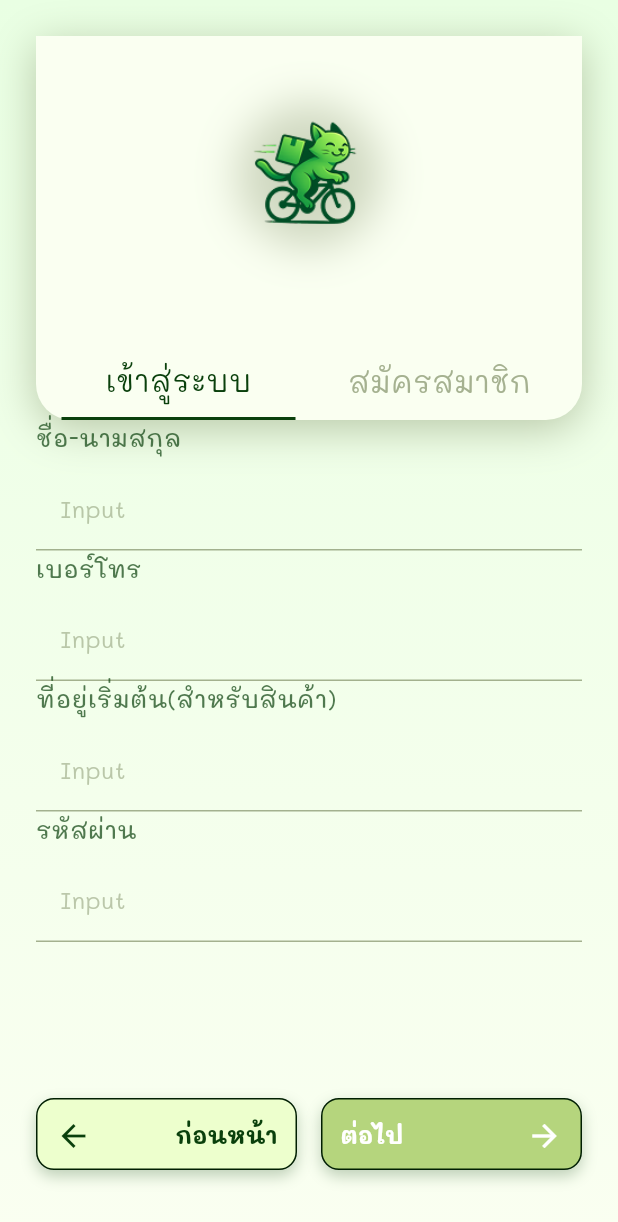
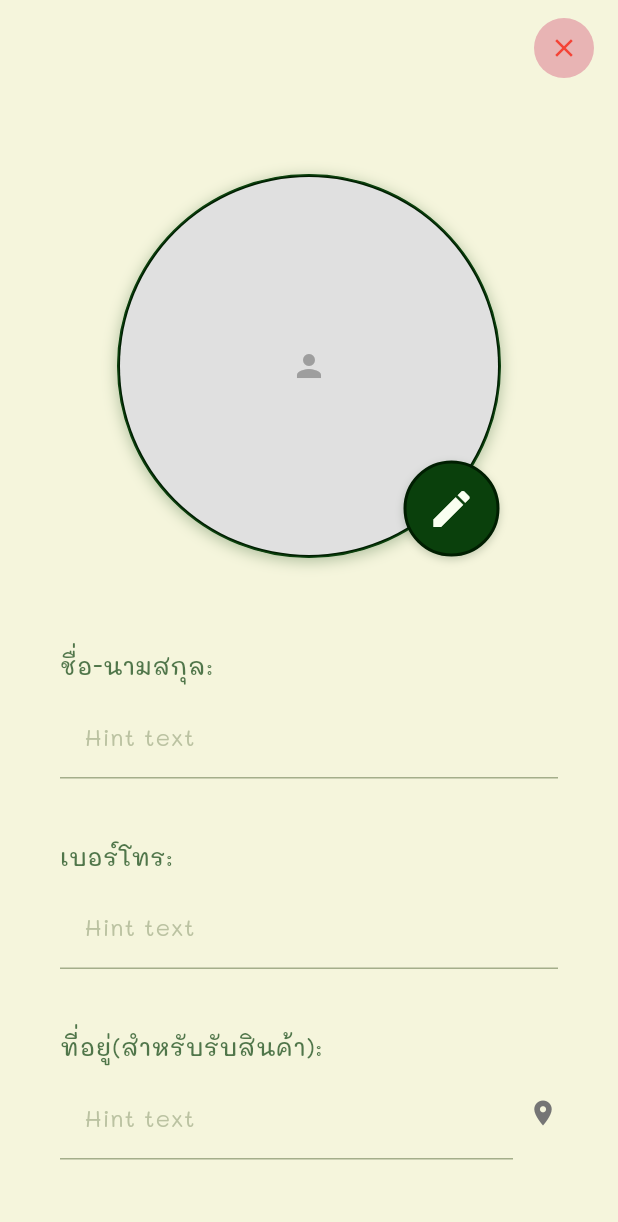
Before and after one commit to TheeraphatStudent/catdiff, a Flutter app: the screen it shows after launch, on a phone screen of 412 x 824 dp. Shown: the top 1222 px of the screen. Run offline on Flutter 3.47's test engine with Material 3 defaults, Android fonts, the phone set to English and light mode, and no system bars; our stand-ins replace cloud_firestore, easy_stepper, firebase_auth, firebase_core, firebase_storage, flutter_svg and 3 more; accounts and stored records are empty; project files that could hold a hidden picture were left out.

Commit message:
finish_ui_Profile1

```diff
--- a/app/lib/main.dart
+++ b/app/lib/main.dart
@@ -2,6 +2,7 @@ import 'package:app/config/share/app_data.dart';
 import 'package:app/pages/auth/login.page.dart';
 import 'package:app/pages/auth/register.page.dart';
 import 'package:app/pages/debug.dart';
+import 'package:app/pages/profile/profile.page.dart';
 import 'package:cloud_firestore/cloud_firestore.dart';
 import 'package:firebase_core/firebase_core.dart';
 import 'package:flutter/material.dart';
@@ -34,7 +35,7 @@ class MyApp extends StatelessWidget {
   Widget build(BuildContext context) {
     return GetMaterialApp(
       initialRoute: '/',
-      home: const RegisterPage(),
+      home: ProfilePage(),
       getPages: [
         GetPage(name: '/debug', page: () => const DebugPage()),
         GetPage(name: '/', page: () => const OnBoardingPage()),
--- /dev/null
+++ b/app/lib/pages/profile/profile.page.dart
@@ -0,0 +1,156 @@
+import 'package:app/widget/input.widget.dart';
+import 'package:app/widget/profile_img.widget.dart';
+import 'package:flutter/material.dart';
+import 'dart:io';
+
+class ProfilePage extends StatefulWidget {
+  @override
+  _ProfilePageState createState() => _ProfilePageState();
+}
+
+class _ProfilePageState extends State<ProfilePage> {
+  bool _isEditing = false;
+
+  void _toggleEditMode() {
+    setState(() {
+      _isEditing = !_isEditing;
+    });
+  }
+
+  @override
+  Widget build(BuildContext context) {
+    return Scaffold(
+      backgroundColor: Color(0xFFF5F5DC), // สีครีม
+      appBar: AppBar(
+        backgroundColor: Color(0xFFF5F5DC),
+        elevation: 0,
+        leading: Container(), // ซ่อน back button
+        actions: [
+          Container(
+            margin: EdgeInsets.only(right: 16, top: 8),
+            child: CircleAvatar(
+              backgroundColor: Color(0xFFE8B4B4),
+              radius: 20,
+              child: IconButton(
+                icon: Icon(Icons.close, color: Colors.red, size: 20),
+                onPressed: () {
+                  Navigator.of(context).pop();
+                },
+                padding: EdgeInsets.zero,
+              ),
+            ),
+          ),
+        ],
+      ),
+      body: SingleChildScrollView(
+        padding: EdgeInsets.symmetric(horizontal: 40, vertical: 20),
+        child: Column(
+          crossAxisAlignment: CrossAxisAlignment.center,
+          children: [
+            SizedBox(height: 40),
+
+            // Profile Avatar
+            ProfileWidgets.avatar(
+              isEdited: true,
+              size: ProfileSize.xl, // ใหญ่ขึ้น
+            ),
+
+            SizedBox(height: 60),
+
+            // Name Field
+            Column(
+              crossAxisAlignment: CrossAxisAlignment.start,
+              children: [
+                InputField(
+                  label: 'ชื่อ-นามสกุล:',
+                  type: InputType.line,
+                  hintText: 'Hint text',
+                  validate: false,
+                ),
+              ],
+            ),
+
+            SizedBox(height: 40),
+
+            // Email Field
+            Column(
+              crossAxisAlignment: CrossAxisAlignment.start,
+              children: [
+                InputField(
+                  label: 'เบอร์โทร:',
+                  type: InputType.line,
+                  hintText: 'Hint text',
+                  validate: false,
+                ),
+              ],
+            ),
+
+            SizedBox(height: 40),
+
+            // Bio Field with eye icon
+            Column(
+              crossAxisAlignment: CrossAxisAlignment.start,
+              children: [
+                Row(
+                  children: [
+                    Expanded(
+                      child: InputField(
+                        label: 'ที่อยู่(สำหรับรับสินค้า):',
+                        type: InputType.line,
+                        hintText: 'Hint text',
+                        validate: false,
+                      ),
+                    ),
+                    SizedBox(width: 10),
+                    Container(
+                      padding: EdgeInsets.only(top: 25),
+                      child: Icon(
+                        Icons.location_on,
+                        color: Colors.grey[600],
+                        size: 20,
+                      ),
+                    ),
+                  ],
+                ),
+              ],
+            ),
+
+            SizedBox(height: 80),
+
+            // Edit Button
+            Container(
+              width: 120,
+              child: ElevatedButton(
+                onPressed: _toggleEditMode,
+                style: ElevatedButton.styleFrom(
+                  backgroundColor: Color(0xFFE8B4B4), // สีชมพูอ่อน
+                  padding: EdgeInsets.symmetric(vertical: 12, horizontal: 20),
+                  shape: RoundedRectangleBorder(
+                    borderRadius: BorderRadius.circular(25),
+                  ),
+                  elevation: 2,
+                ),
+                child: Row(
+                  mainAxisAlignment: MainAxisAlignment.center,
+                  mainAxisSize: MainAxisSize.min,
+                  children: [
+                    Icon(Icons.edit, color: Colors.red[400], size: 16),
+                    SizedBox(width: 8),
+                    Text(
+                      'แก้ไข',
+                      style: TextStyle(
+                        fontSize: 14,
+                        fontWeight: FontWeight.w500,
+                        color: Colors.red[400],
+                      ),
+                    ),
+                  ],
+                ),
+              ),
+            ),
+          ],
+        ),
+      ),
+    );
+  }
+}
```
